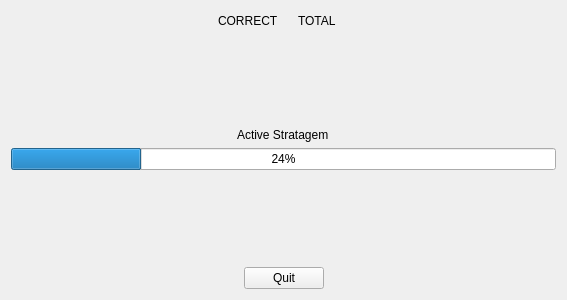
Before: the Qt Designer form src/ui/quiz.ui in hgray2/stratadex, drawn with Qt 5.
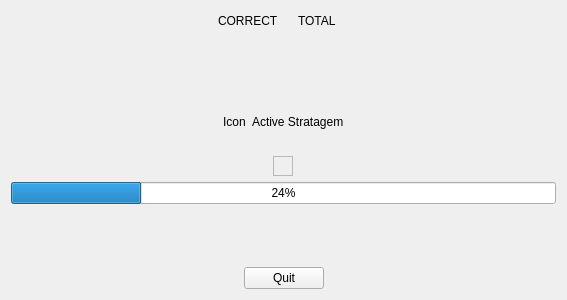
After: the same form once the commit is applied.

Commit message: Working combo icons

Patch:
```diff
--- a/src/ui/quiz.ui
+++ b/src/ui/quiz.ui
@@ -13,7 +13,7 @@
   <property name="windowTitle">
    <string>Form</string>
   </property>
-  <layout class="QVBoxLayout" name="verticalLayout" stretch="0,0,0,0,0,0">
+  <layout class="QVBoxLayout" name="verticalLayout" stretch="0,0,0,0,0,0,0">
    <item>
     <layout class="QGridLayout" name="gridLayout">
      <item row="0" column="2" alignment="Qt::AlignmentFlag::AlignRight">
@@ -86,16 +86,74 @@
     </spacer>
    </item>
    <item>
-    <layout class="QVBoxLayout" name="inputLayout">
-     <item alignment="Qt::AlignmentFlag::AlignHCenter">
-      <widget class="QLabel" name="activeStratLabel">
-       <property name="text">
-        <string>Active Stratagem</string>
-       </property>
-      </widget>
+    <layout class="QVBoxLayout" name="inputLayout" stretch="1">
+     <item>
+      <layout class="QHBoxLayout" name="horizontalLayout_2">
+       <item>
+        <spacer name="horizontalSpacer_5">
+         <property name="orientation">
+          <enum>Qt::Orientation::Horizontal</enum>
+         </property>
+         <property name="sizeHint" stdset="0">
+          <size>
+           <width>40</width>
+           <height>20</height>
+          </size>
+         </property>
+        </spacer>
+       </item>
+       <item alignment="Qt::AlignmentFlag::AlignRight">
+        <widget class="QLabel" name="activeStratIconLabel">
+         <property name="text">
+          <string>Icon</string>
+         </property>
+        </widget>
+       </item>
+       <item>
+        <widget class="QLabel" name="activeStratLabel">
+         <property name="text">
+          <string>Active Stratagem</string>
+         </property>
+        </widget>
+       </item>
+       <item>
+        <spacer name="horizontalSpacer_6">
+         <property name="orientation">
+          <enum>Qt::Orientation::Horizontal</enum>
+         </property>
+         <property name="sizeHint" stdset="0">
+          <size>
+           <width>40</width>
+           <height>20</height>
+          </size>
+         </property>
+        </spacer>
+       </item>
+      </layout>
      </item>
     </layout>
    </item>
+   <item alignment="Qt::AlignmentFlag::AlignHCenter">
+    <widget class="QFrame" name="comboFrame">
+     <property name="sizePolicy">
+      <sizepolicy hsizetype="Expanding" vsizetype="Preferred">
+       <horstretch>0</horstretch>
+       <verstretch>0</verstretch>
+      </sizepolicy>
+     </property>
+     <property name="frameShape">
+      <enum>QFrame::Shape::StyledPanel</enum>
+     </property>
+     <property name="frameShadow">
+      <enum>QFrame::Shadow::Raised</enum>
+     </property>
+     <layout class="QVBoxLayout" name="verticalLayout_2">
+      <item>
+       <layout class="QHBoxLayout" name="comboLayout"/>
+      </item>
+     </layout>
+    </widget>
+   </item>
    <item>
     <widget class="QProgressBar" name="quizProgress">
      <property name="value">
```
Left out of the diff: 4 changed lines with no effect on the pictures. The commit also changes 4 other files.
